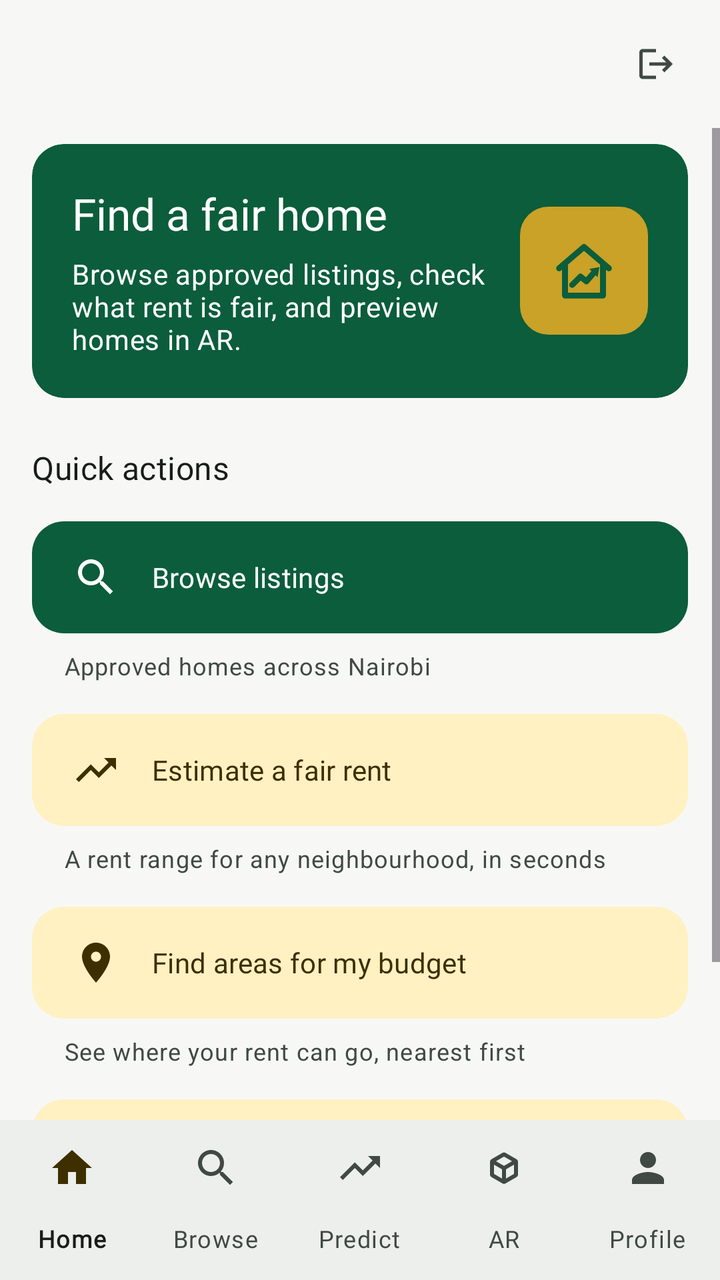
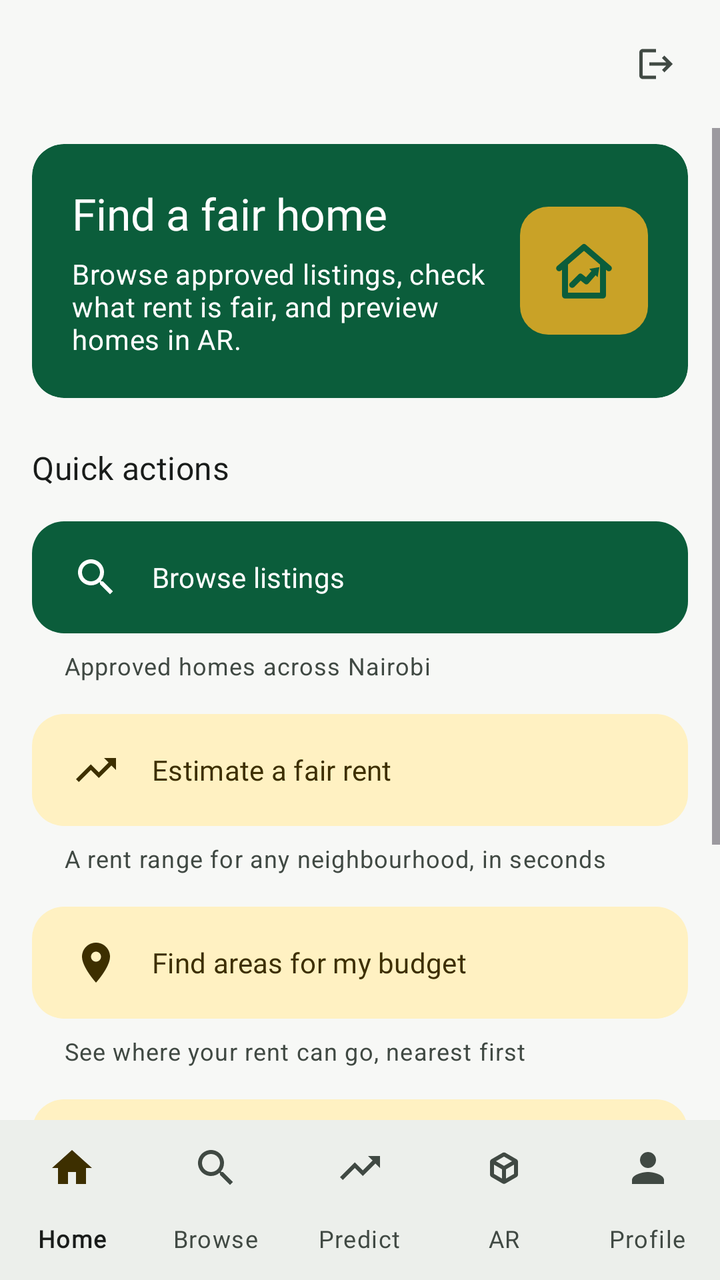

Compare the two renders of this Android layout. The source of the first and the diff that turns it into the second are given below.
<!-- AndroidManifest.xml: application theme Theme.KodiWise -->
<!-- res/layout/activity_tenant_dashboard.xml -->
<?xml version="1.0" encoding="utf-8"?>
<LinearLayout xmlns:android="http://schemas.android.com/apk/res/android"
    android:fitsSystemWindows="true"
    xmlns:app="http://schemas.android.com/apk/res-auto"
    android:id="@+id/tenantRoot"
    android:layout_width="match_parent"
    android:layout_height="match_parent"
    android:background="?android:attr/colorBackground"
    android:orientation="vertical">

    <com.google.android.material.appbar.MaterialToolbar
        android:id="@+id/toolbar"
        android:layout_width="match_parent"
        android:layout_height="wrap_content"
        android:minHeight="?attr/actionBarSize"
        android:background="?android:attr/colorBackground">

        
        <com.google.android.material.button.MaterialButton
            android:id="@+id/btnLogout"
            style="@style/Widget.Material3.Button.IconButton"
            android:layout_width="48dp"
            android:layout_height="48dp"
            android:layout_gravity="end|center_vertical"
            android:layout_marginEnd="8dp"
            android:contentDescription="@string/log_out"
            app:icon="@drawable/ic_logout"
            app:iconTint="?attr/colorOnSurfaceVariant" />
    </com.google.android.material.appbar.MaterialToolbar>

    <ScrollView
        android:layout_width="match_parent"
        android:layout_height="0dp"
        android:layout_weight="1"
        android:fillViewport="true">

        <LinearLayout
            android:layout_width="match_parent"
            android:layout_height="wrap_content"
            android:orientation="vertical"
            android:paddingHorizontal="16dp"
            android:paddingBottom="24dp">

            
            <com.google.android.material.card.MaterialCardView
                style="@style/Widget.KodiWise.Card.Hero"
                android:layout_width="match_parent"
                android:layout_height="wrap_content"
                android:layout_marginTop="8dp">

                <LinearLayout
                    android:layout_width="match_parent"
                    android:layout_height="wrap_content"
                    android:gravity="center_vertical"
                    android:orientation="horizontal"
                    android:padding="20dp">

                    <LinearLayout
                        android:layout_width="0dp"
                        android:layout_height="wrap_content"
                        android:layout_weight="1"
                        android:orientation="vertical">

                        <TextView
                            android:id="@+id/tvWelcomeTenant"
                            android:layout_width="wrap_content"
                            android:layout_height="wrap_content"
                            android:text="@string/hero_tenant_title"
                            android:textAppearance="?attr/textAppearanceTitleLarge"
                            android:textColor="@color/kw_on_hero" />

                        <TextView
                            android:layout_width="wrap_content"
                            android:layout_height="wrap_content"
                            android:layout_marginTop="6dp"
                            android:text="@string/hero_tenant_body"
                            android:textAppearance="?attr/textAppearanceBodyMedium"
                            android:textColor="@color/kw_on_hero" />
                    </LinearLayout>

                    <ImageView
                        android:layout_width="64dp"
                        android:layout_height="64dp"
                        android:layout_marginStart="12dp"
                        android:contentDescription="@null"
                        android:src="@drawable/ic_logo" />
                </LinearLayout>
            </com.google.android.material.card.MaterialCardView>

            <TextView
                android:layout_width="wrap_content"
                android:layout_height="wrap_content"
                android:layout_marginTop="24dp"
                android:text="@string/quick_actions"
                android:textAppearance="?attr/textAppearanceTitleMedium"
                android:textColor="?attr/colorOnBackground" />

            <com.google.android.material.button.MaterialButton
                android:id="@+id/btnBrowseProperties"
                style="@style/Widget.KodiWise.Button.Action.Primary"
                android:layout_width="match_parent"
                android:layout_height="wrap_content"
                android:layout_marginTop="12dp"
                android:text="@string/action_browse"
                app:icon="@drawable/ic_search" />
            <TextView
                android:layout_width="match_parent"
                android:layout_height="wrap_content"
                android:layout_marginStart="16dp"
                android:layout_marginTop="4dp"
                android:text="@string/action_browse_sub"
                android:textAppearance="?attr/textAppearanceBodySmall"
                android:textColor="?attr/colorOnSurfaceVariant" />

            <com.google.android.material.button.MaterialButton
                android:id="@+id/btnTenantPredict"
                style="@style/Widget.KodiWise.Button.Action"
                android:layout_width="match_parent"
                android:layout_height="wrap_content"
                android:layout_marginTop="12dp"
                android:text="@string/action_predict"
                app:icon="@drawable/ic_trending_up" />
            <TextView
                android:layout_width="match_parent"
                android:layout_height="wrap_content"
                android:layout_marginStart="16dp"
                android:layout_marginTop="4dp"
                android:text="@string/action_predict_sub"
                android:textAppearance="?attr/textAppearanceBodySmall"
                android:textColor="?attr/colorOnSurfaceVariant" />

            <com.google.android.material.button.MaterialButton
                android:id="@+id/btnTenantFindAreas"
                style="@style/Widget.KodiWise.Button.Action"
                android:layout_width="match_parent"
                android:layout_height="wrap_content"
                android:layout_marginTop="12dp"
                android:text="@string/action_find_areas"
                app:icon="@drawable/ic_place" />
            <TextView
                android:layout_width="match_parent"
                android:layout_height="wrap_content"
                android:layout_marginStart="16dp"
                android:layout_marginTop="4dp"
                android:text="@string/action_find_areas_sub"
                android:textAppearance="?attr/textAppearanceBodySmall"
                android:textColor="?attr/colorOnSurfaceVariant" />

            <com.google.android.material.button.MaterialButton
                android:id="@+id/btnTenantAr"
                style="@style/Widget.KodiWise.Button.Action"
                android:layout_width="match_parent"
                android:layout_height="wrap_content"
                android:layout_marginTop="12dp"
                android:text="@string/action_ar"
                app:icon="@drawable/ic_view_in_ar" />
            <TextView
                android:layout_width="match_parent"
                android:layout_height="wrap_content"
                android:layout_marginStart="16dp"
                android:layout_marginTop="4dp"
                android:text="@string/action_ar_sub"
                android:textAppearance="?attr/textAppearanceBodySmall"
                android:textColor="?attr/colorOnSurfaceVariant" />

        </LinearLayout>
    </ScrollView>

    <com.google.android.material.bottomnavigation.BottomNavigationView
        android:id="@+id/bottomNav"
        android:layout_width="match_parent"
        android:layout_height="wrap_content"
        app:labelVisibilityMode="labeled"
        app:menu="@menu/nav_tenant" />
</LinearLayout>
<!-- resources referenced by this layout -->
<resources>
  <color name="kw_on_hero">#FFFFFF</color>
  <string name="action_ar">View a home in AR</string>
  <string name="action_ar_sub">Pick a listing, then open its AR view</string>
  <string name="action_browse">Browse listings</string>
  <string name="action_browse_sub">Approved homes across Nairobi</string>
  <string name="action_find_areas">Find areas for my budget</string>
  <string name="action_find_areas_sub">See where your rent can go, nearest first</string>
  <string name="action_predict">Estimate a fair rent</string>
  <string name="action_predict_sub">A rent range for any neighbourhood, in seconds</string>
  <string name="hero_tenant_body">Browse approved listings, check what rent is fair, and preview homes in AR.</string>
  <string name="hero_tenant_title">Find a fair home</string>
  <string name="log_out">Log out</string>
  <string name="quick_actions">Quick actions</string>
  <style name="Theme.KodiWise" parent="Base.Theme.KodiWise" />
  <color name="kw_brand_gold">#C9A227</color>
  <color name="kw_hero">#0B5D3B</color>
  <color name="kw_brand_green">#0B5D3B</color>
  <color name="kw_primary">#0B5D3B</color>
  <color name="kw_on_primary">#FFFFFF</color>
  <color name="kw_primary_container">#CDEBD9</color>
  <color name="kw_on_primary_container">#002114</color>
  <color name="kw_secondary">#C9A227</color>
  <color name="kw_on_secondary">#1F1B00</color>
  <color name="kw_secondary_container">#FFF1C2</color>
  <color name="kw_on_secondary_container">#3D2F00</color>
  <color name="kw_tertiary">#3E6553</color>
  <color name="kw_on_tertiary">#FFFFFF</color>
  <color name="kw_tertiary_container">#C0EBD4</color>
  <color name="kw_on_tertiary_container">#002114</color>
  <color name="kw_error">#B3261E</color>
  <color name="kw_on_error">#FFFFFF</color>
  <color name="kw_error_container">#F9DEDC</color>
  <color name="kw_on_error_container">#410E0B</color>
  <color name="kw_background">#F7F8F6</color>
  <color name="kw_on_background">#191C1A</color>
  <color name="kw_surface">#FFFFFF</color>
  <color name="kw_on_surface">#191C1A</color>
  <color name="kw_surface_variant">#DCE5DD</color>
  <color name="kw_on_surface_variant">#404943</color>
  <color name="kw_outline">#707973</color>
  <color name="kw_outline_variant">#C0C9C1</color>
  <color name="kw_surface_container_lowest">#FFFFFF</color>
  <color name="kw_surface_container_low">#F2F4F1</color>
  <color name="kw_surface_container">#ECEFEB</color>
  <color name="kw_surface_container_high">#E6E9E5</color>
  <color name="kw_surface_container_highest">#E1E3DF</color>
  <color name="kw_surface_dim">#D8DBD7</color>
  <color name="kw_surface_bright">#F7F8F6</color>
  <color name="kw_inverse_surface">#2E312E</color>
  <color name="kw_inverse_on_surface">#EFF1ED</color>
  <color name="kw_inverse_primary">#8FD5AE</color>
  <style name="Widget.KodiWise.TextView" parent="Widget.AppCompat.TextView">
          <item name="android:textAppearance">@style/TextAppearance.KodiWise.BodyMedium</item>
      </style>
  <style name="Widget.KodiWise.Chip" parent="Widget.Material3.Chip.Filter" />
  <style name="Widget.KodiWise.CheckBox" parent="Widget.Material3.CompoundButton.CheckBox">
          <item name="android:minHeight">48dp</item>
      </style>
  <color name="kw_card">#FFFFFF</color>
  <color name="kw_card_stroke">#E1E5E1</color>
  <!-- unchanged entries left out for length: 33 -->
</resources>

<!-- the commit's change to res/layout/activity_tenant_dashboard.xml (unified diff, before → after) -->
@@ -147,6 +147,23 @@
                 android:textColor="?attr/colorOnSurfaceVariant" />
 
             <com.google.android.material.button.MaterialButton
+                android:id="@+id/btnTenantAsk"
+                style="@style/Widget.KodiWise.Button.Action"
+                android:layout_width="match_parent"
+                android:layout_height="wrap_content"
+                android:layout_marginTop="12dp"
+                android:text="@string/action_ask"
+                app:icon="@drawable/ic_chat" />
+            <TextView
+                android:layout_width="match_parent"
+                android:layout_height="wrap_content"
+                android:layout_marginStart="16dp"
+                android:layout_marginTop="4dp"
+                android:text="@string/action_ask_sub"
+                android:textAppearance="?attr/textAppearanceBodySmall"
+                android:textColor="?attr/colorOnSurfaceVariant" />
+
+            <com.google.android.material.button.MaterialButton
                 android:id="@+id/btnTenantAr"
                 style="@style/Widget.KodiWise.Button.Action"
                 android:layout_width="match_parent"
<!-- resource entries referenced after the edit -->
@@ -1,8 +1,22 @@
 <!-- resources referenced by this layout -->
 <resources>
   <color name="kw_on_hero">#FFFFFF</color>
+  <!-- drawable ic_chat (drawable) -->
+  <?xml version="1.0" encoding="utf-8"?>
+  <vector xmlns:android="http://schemas.android.com/apk/res/android"
+      android:width="24dp"
+      android:height="24dp"
+      android:viewportWidth="24"
+      android:viewportHeight="24"
+      android:tint="?attr/colorControlNormal">
+      <path
+          android:fillColor="@android:color/white"
+          android:pathData="M20,2H4c-1.1,0 -2,0.9 -2,2v18l4,-4h14c1.1,0 2,-0.9 2,-2V4c0,-1.1 -0.9,-2 -2,-2z" />
+  </vector>
   <string name="action_ar">View a home in AR</string>
   <string name="action_ar_sub">Pick a listing, then open its AR view</string>
+  <string name="action_ask">Ask KodiWise</string>
+  <string name="action_ask_sub">Chat about rents. Free, with a few messages a day</string>
   <string name="action_browse">Browse listings</string>
   <string name="action_browse_sub">Approved homes across Nairobi</string>
   <string name="action_find_areas">Find areas for my budget</string>
